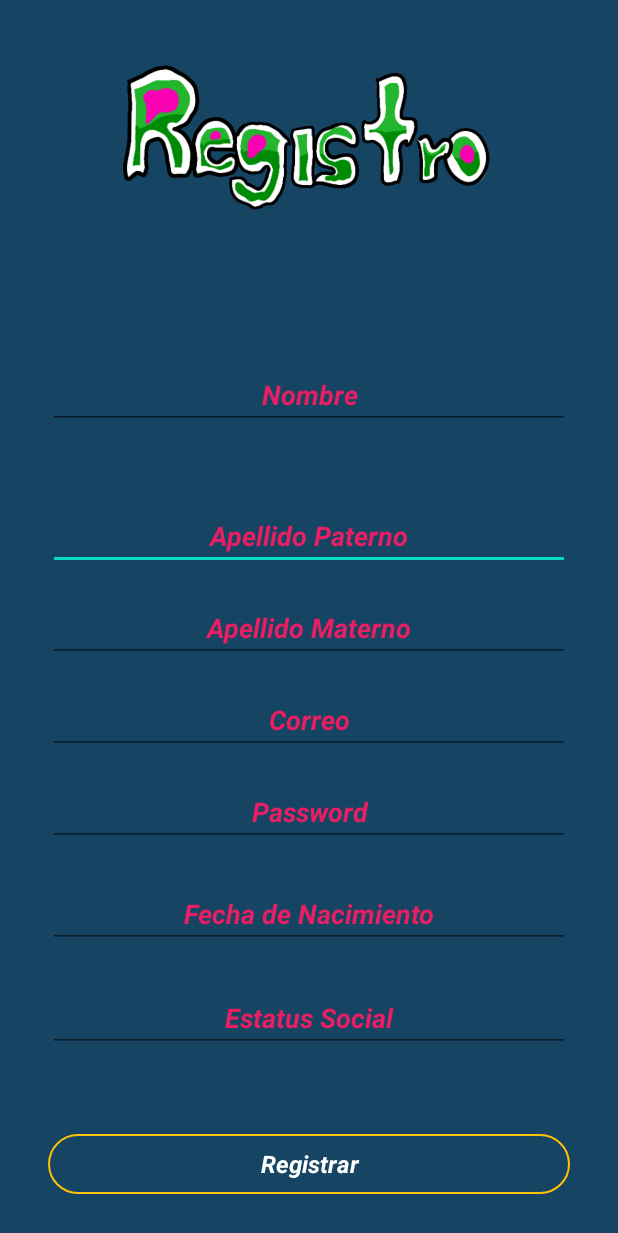
After one commit to Usantiago1/AlienAp, an Android app: the layout fragment_registro.xml on its own in the app's theme, with its tools: preview values and no code run, on a phone screen of 412 x 824 dp. The commit adds this screen. Shown: the top 1233 px of the screen. Run offline under Robolectric (Android 15) with nearby library versions, the phone set to English and light mode, and no system bars.

Commit message:
Se creo la vista de registro
Se creo la vista de Recuperar password

Falta que hagan las conexiones faltantes

```diff
--- /dev/null
+++ b/app/src/main/java/com/example/alienapp/ui/Recuperar_contrasenia/resetFragment.java
@@ -0,0 +1,4 @@
+package com.example.alienapp.ui.Recuperar_contrasenia;
+
+public class resetFragment {
+}
--- /dev/null
+++ b/app/src/main/java/com/example/alienapp/ui/Recuperar_contrasenia/resetViewModel.java
@@ -0,0 +1,4 @@
+package com.example.alienapp.ui.Recuperar_contrasenia;
+
+public class resetViewModel {
+}
--- /dev/null
+++ b/app/src/main/java/com/example/alienapp/ui/Registro/RegistroFragment.java
@@ -0,0 +1,4 @@
+package com.example.alienapp.ui.Registro;
+
+public class RegistroFragment {
+}
--- /dev/null
+++ b/app/src/main/java/com/example/alienapp/ui/Registro/RegistroViewModel.java
@@ -0,0 +1,4 @@
+package com.example.alienapp.ui.Registro;
+
+public class RegistroViewModel {
+}
--- a/app/src/main/res/layout/fragment_login.xml
+++ b/app/src/main/res/layout/fragment_login.xml
@@ -11,7 +11,7 @@
 
     <Button
         android:id="@+id/btnlogin"
-        style="?attr/materialButtonOutlinedStyle"
+        style="@style/Widget.Material3.Button.OutlinedButton"
         android:layout_width="wrap_content"
         android:layout_height="wrap_content"
         android:layout_marginTop="76dp"
--- /dev/null
+++ b/app/src/main/res/layout/fragment_registro.xml
@@ -0,0 +1,200 @@
+<?xml version="1.0" encoding="utf-8"?>
+<androidx.constraintlayout.widget.ConstraintLayout xmlns:android="http://schemas.android.com/apk/res/android"
+    xmlns:app="http://schemas.android.com/apk/res-auto"
+    xmlns:tools="http://schemas.android.com/tools"
+    android:layout_width="match_parent"
+    android:layout_height="match_parent"
+    android:background="#164564">
+
+
+
+    <EditText
+        android:id="@+id/textView"
+        android:layout_width="match_parent"
+        android:layout_height="wrap_content"
+        android:layout_marginStart="32dp"
+        android:layout_marginTop="16dp"
+        android:layout_marginEnd="32dp"
+        android:layout_marginBottom="16dp"
+        android:hint="Apellido Paterno"
+        android:textAlignment="center"
+        android:textColor="#E91E63"
+        android:textColorHighlight="#E91E63"
+        android:textColorHint="#E91E63"
+        android:textColorLink="#E91E63"
+        android:textStyle="bold|italic"
+        app:layout_constraintBottom_toTopOf="@+id/textView5"
+        app:layout_constraintEnd_toEndOf="parent"
+        app:layout_constraintHorizontal_bias="0.0"
+        app:layout_constraintStart_toStartOf="parent"
+        app:layout_constraintTop_toTopOf="parent"
+        app:layout_constraintVertical_bias="1.0" />
+
+    <EditText
+        android:id="@+id/textView5"
+        android:layout_width="match_parent"
+        android:layout_height="wrap_content"
+        android:layout_marginStart="32dp"
+        android:layout_marginTop="16dp"
+        android:layout_marginEnd="32dp"
+        android:layout_marginBottom="16dp"
+        android:hint="Apellido Materno"
+        android:textAlignment="center"
+        android:textColor="#E91E63"
+        android:textColorHighlight="#E91E63"
+        android:textColorHint="#E91E63"
+        android:textColorLink="#E91E63"
+        android:textStyle="bold|italic"
+        app:layout_constraintBottom_toTopOf="@+id/textView6"
+        app:layout_constraintEnd_toEndOf="parent"
+        app:layout_constraintHorizontal_bias="0.0"
+        app:layout_constraintStart_toStartOf="parent"
+        app:layout_constraintTop_toTopOf="parent"
+        app:layout_constraintVertical_bias="1.0" />
+
+    <EditText
+        android:id="@+id/textView6"
+        android:layout_width="match_parent"
+        android:layout_height="wrap_content"
+        android:layout_marginStart="32dp"
+        android:layout_marginTop="16dp"
+        android:layout_marginEnd="32dp"
+        android:layout_marginBottom="16dp"
+        android:hint="Correo"
+        android:textAlignment="center"
+        android:textColor="#E91E63"
+        android:textColorHighlight="#E91E63"
+        android:textColorHint="#E91E63"
+        android:textColorLink="#E91E63"
+        android:textStyle="bold|italic"
+        app:layout_constraintBottom_toTopOf="@+id/textView7"
+        app:layout_constraintEnd_toEndOf="parent"
+        app:layout_constraintHorizontal_bias="0.0"
+        app:layout_constraintStart_toStartOf="parent"
+        app:layout_constraintTop_toTopOf="parent"
+        app:layout_constraintVertical_bias="1.0" />
+
+    <EditText
+        android:id="@+id/textView7"
+        android:layout_width="match_parent"
+        android:layout_height="wrap_content"
+        android:layout_marginStart="32dp"
+        android:layout_marginTop="16dp"
+        android:layout_marginEnd="32dp"
+        android:layout_marginBottom="16dp"
+        android:hint="Password"
+        android:textAlignment="center"
+        android:textColor="#E91E63"
+        android:textColorHighlight="#E91E63"
+        android:textColorHint="#E91E63"
+        android:textColorLink="#E91E63"
+        android:textStyle="bold|italic"
+        app:layout_constraintBottom_toTopOf="@+id/textView8"
+        app:layout_constraintEnd_toEndOf="parent"
+        app:layout_constraintHorizontal_bias="0.0"
+        app:layout_constraintStart_toStartOf="parent"
+        app:layout_constraintTop_toTopOf="parent"
+        app:layout_constraintVertical_bias="0.987" />
+
+    <EditText
+        android:id="@+id/textView8"
+        android:layout_width="match_parent"
+        android:layout_height="wrap_content"
+        android:layout_marginStart="32dp"
+        android:layout_marginTop="16dp"
+        android:layout_marginEnd="32dp"
+        android:layout_marginBottom="16dp"
+        android:hint="Fecha de Nacimiento"
+        android:textAlignment="center"
+        android:textColor="#E91E63"
+        android:textColorHighlight="#E91E63"
+        android:textColorHint="#E91E63"
+        android:textColorLink="#E91E63"
+        android:textStyle="bold|italic"
+        app:layout_constraintBottom_toBottomOf="parent"
+        app:layout_constraintEnd_toEndOf="parent"
+        app:layout_constraintHorizontal_bias="0.0"
+        app:layout_constraintStart_toStartOf="parent"
+        app:layout_constraintTop_toTopOf="parent"
+        app:layout_constraintVertical_bias="0.764" />
+
+    <EditText
+        android:id="@+id/textView9"
+        android:layout_width="match_parent"
+        android:layout_height="wrap_content"
+        android:layout_marginStart="32dp"
+        android:layout_marginTop="16dp"
+        android:layout_marginEnd="32dp"
+        android:layout_marginBottom="16dp"
+        android:hint="Estatus Social"
+        android:textAlignment="center"
+        android:textColor="#E91E63"
+        android:textColorHighlight="#E91E63"
+        android:textColorHint="#E91E63"
+        android:textColorLink="#E91E63"
+        android:textStyle="bold|italic"
+        app:layout_constraintBottom_toBottomOf="parent"
+        app:layout_constraintEnd_toEndOf="parent"
+        app:layout_constraintHorizontal_bias="0.0"
+        app:layout_constraintStart_toStartOf="parent"
+        app:layout_constraintTop_toTopOf="parent"
+        app:layout_constraintVertical_bias="0.857" />
+
+    <Button
+        android:id="@+id/button"
+        style="@style/Widget.Material3.Button.OutlinedButton"
+        android:layout_width="match_parent"
+        android:layout_height="wrap_content"
+        android:layout_marginStart="32dp"
+        android:layout_marginEnd="32dp"
+        android:layout_marginBottom="24dp"
+        android:hint="Registrar"
+        android:textAlignment="center"
+        android:textColorHint="#ffffff"
+        android:textSize="16sp"
+        android:textStyle="bold|italic"
+        app:iconTint="#FFC107"
+        app:layout_constraintBottom_toBottomOf="parent"
+        app:layout_constraintEnd_toEndOf="parent"
+
+
+        app:layout_constraintHorizontal_bias="0.0"
+        app:layout_constraintStart_toStartOf="parent"
+        app:rippleColor="#FFC107"
+        app:strokeColor="#FFC107" />
+
+    <ImageView
+        android:id="@+id/imageView2"
+        android:layout_width="298dp"
+        android:layout_height="187dp"
+        app:layout_constraintBottom_toBottomOf="@+id/button"
+        app:layout_constraintEnd_toEndOf="parent"
+        app:layout_constraintHorizontal_bias="0.495"
+        app:layout_constraintStart_toStartOf="parent"
+        app:layout_constraintTop_toTopOf="parent"
+        app:layout_constraintVertical_bias="0.0"
+        app:srcCompat="@drawable/registrobien" />
+
+    <EditText
+        android:id="@+id/editTextTextPersonName"
+        android:layout_width="match_parent"
+        android:layout_height="wrap_content"
+        android:layout_marginStart="32dp"
+        android:layout_marginEnd="32dp"
+        android:ems="10"
+        android:hint="Nombre"
+        android:inputType="textPersonName"
+        android:textAlignment="center"
+        android:textColor="#E91E63"
+        android:textColorHighlight="#E91E63"
+        android:textColorHint="#E91E63"
+        android:textColorLink="#E91E63"
+        android:textStyle="bold|italic"
+        app:layout_constraintBottom_toBottomOf="parent"
+        app:layout_constraintEnd_toEndOf="parent"
+        app:layout_constraintHorizontal_bias="0.497"
+        app:layout_constraintStart_toStartOf="parent"
+        app:layout_constraintTop_toTopOf="parent"
+        app:layout_constraintVertical_bias="0.309" />
+
+</androidx.constraintlayout.widget.ConstraintLayout>
--- a/app/src/main/res/values/strings.xml
+++ b/app/src/main/res/values/strings.xml
@@ -1,4 +1,5 @@
 <resources>
+
 <string name="app_name">AlienApp</string>
 <string name="navigation_drawer_open">Open navigation drawer</string>
 <string name="navigation_drawer_close">Close navigation drawer</string>
@@ -10,4 +11,8 @@
 <string name="menu_login">Inicio de Sesión</string>
 <string name="menu_info">Información App</string>
 <string name="menu_slideshow">Slideshow</string>
+
+<string name="registro_img">Imagen</string>
+
+
     </resources>
```
Also changed, not shown: app/src/main/java/com/example/alienapp/ui/Login/LoginFragment.java (+8 -0 lines), app/src/main/res/layout/fragment_reset.xml (added, +149 -0 lines), app/src/main/res/drawable-v24/registrobien.png (added). Lines whose indentation alone changed are shown as unchanged.
